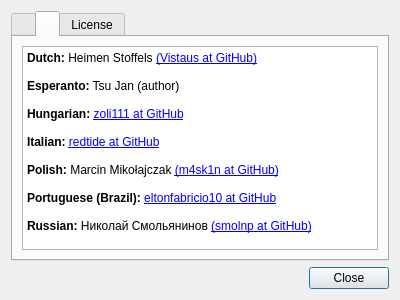
This is about.ui in tsujan/Arqiver as Qt 5 draws it before an edit. The edited form follows.
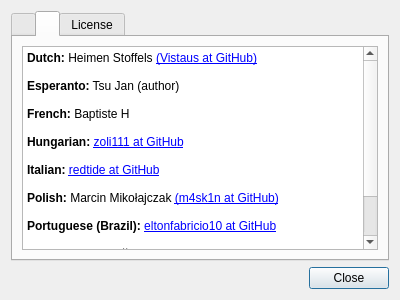
This is the edited form. The open tabs and pages were chosen to show the change.

Diff of the .ui file:
```diff
--- a/about.ui
+++ b/about.ui
@@ -101,6 +101,8 @@
 &lt;p style=&quot;-qt-paragraph-type:empty; margin-top:0px; margin-bottom:0px; margin-left:0px; margin-right:0px; -qt-block-indent:0; text-indent:0px;&quot;&gt;&lt;br /&gt;&lt;/p&gt;
 &lt;p style=&quot; margin-top:0px; margin-bottom:0px; margin-left:0px; margin-right:0px; -qt-block-indent:0; text-indent:0px;&quot;&gt;&lt;span style=&quot; font-weight:600;&quot;&gt;Esperanto:&lt;/span&gt; Tsu Jan (author)&lt;/p&gt;
 &lt;p style=&quot;-qt-paragraph-type:empty; margin-top:0px; margin-bottom:0px; margin-left:0px; margin-right:0px; -qt-block-indent:0; text-indent:0px;&quot;&gt;&lt;br /&gt;&lt;/p&gt;
+&lt;p style=&quot; margin-top:0px; margin-bottom:0px; margin-left:0px; margin-right:0px; -qt-block-indent:0; text-indent:0px;&quot;&gt;&lt;span style=&quot; font-weight:600;&quot;&gt;French:&lt;/span&gt; Baptiste H&lt;/p&gt;
+&lt;p style=&quot;-qt-paragraph-type:empty; margin-top:0px; margin-bottom:0px; margin-left:0px; margin-right:0px; -qt-block-indent:0; text-indent:0px;&quot;&gt;&lt;br /&gt;&lt;/p&gt;
 &lt;p style=&quot; margin-top:0px; margin-bottom:0px; margin-left:0px; margin-right:0px; -qt-block-indent:0; text-indent:0px;&quot;&gt;&lt;span style=&quot; font-weight:600;&quot;&gt;Hungarian:&lt;/span&gt; &lt;a href=&quot;https://github.com/zoli111&quot;&gt;zoli111 at GitHub&lt;/a&gt;&lt;/p&gt;
 &lt;p style=&quot;-qt-paragraph-type:empty; margin-top:0px; margin-bottom:0px; margin-left:0px; margin-right:0px; -qt-block-indent:0; text-indent:0px;&quot;&gt;&lt;br /&gt;&lt;/p&gt;
 &lt;p style=&quot; margin-top:0px; margin-bottom:0px; margin-left:0px; margin-right:0px; -qt-block-indent:0; text-indent:0px;&quot;&gt;&lt;span style=&quot; font-weight:600;&quot;&gt;Italian:&lt;/span&gt; &lt;a href=&quot;https://github.com/redtide&quot;&gt;redtide at GitHub&lt;/a&gt;&lt;/p&gt;
@@ -110,6 +112,8 @@
 &lt;p style=&quot; margin-top:0px; margin-bottom:0px; margin-left:0px; margin-right:0px; -qt-block-indent:0; text-indent:0px;&quot;&gt;&lt;span style=&quot; font-weight:600;&quot;&gt;Portuguese (Brazil):&lt;/span&gt; &lt;a href=&quot;https://github.com/eltonfabricio10&quot;&gt;eltonfabricio10 at GitHub&lt;/a&gt;&lt;/p&gt;
 &lt;p style=&quot;-qt-paragraph-type:empty; margin-top:0px; margin-bottom:0px; margin-left:0px; margin-right:0px; -qt-block-indent:0; text-indent:0px;&quot;&gt;&lt;br /&gt;&lt;/p&gt;
 &lt;p style=&quot; margin-top:0px; margin-bottom:0px; margin-left:0px; margin-right:0px; -qt-block-indent:0; text-indent:0px;&quot;&gt;&lt;span style=&quot; font-weight:600;&quot;&gt;Russian:&lt;/span&gt; Николай Смольянинов &lt;a href=&quot;https://github.com/smolnp&quot;&gt;(smolnp at GitHub)&lt;/a&gt;&lt;/p&gt;
+&lt;p style=&quot;-qt-paragraph-type:empty; margin-top:0px; margin-bottom:0px; margin-left:0px; margin-right:0px; -qt-block-indent:0; text-indent:0px;&quot;&gt;&lt;br /&gt;&lt;/p&gt;
+&lt;p style=&quot; margin-top:0px; margin-bottom:0px; margin-left:0px; margin-right:0px; -qt-block-indent:0; text-indent:0px;&quot;&gt;&lt;span style=&quot; font-weight:600;&quot;&gt;Ukrainian:&lt;/span&gt; Ihor Hordiichuk &lt;a href=&quot;https://github.com/IhorHordiichuk&quot;&gt;(IhorHordiichuk at GitHub)&lt;/a&gt;, Taras Panchenko &lt;a href=&quot;https://github.com/TarasPanchenko&quot;&gt;(TarasPanchenko at GitHub)&lt;/a&gt;&lt;/p&gt;
 &lt;/body&gt;&lt;/html&gt;</string>
          </property>
          <property name="openExternalLinks">
```
